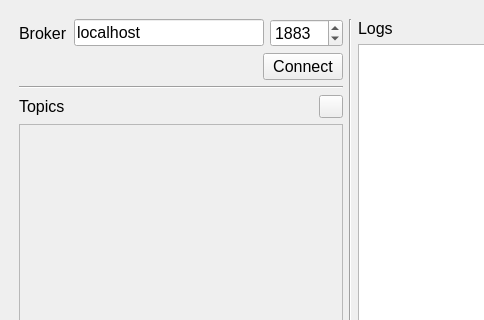
This is gui/mainwindow.ui in TheZlodziej/mqtt-simulator as Qt 5 draws it before an edit; both pictures show x 0 to 484 and y 0 to 320 of the 700 by 500 pixel window. The edited form follows.
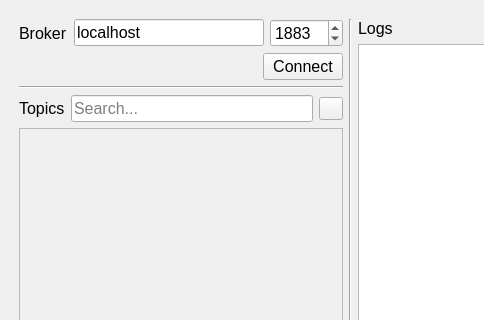
This is the edited form.

Commit message: search bar for topic (by name)

Patch:
```diff
--- a/gui/mainwindow.ui
+++ b/gui/mainwindow.ui
@@ -138,7 +138,7 @@
            <number>1</number>
           </property>
           <item>
-           <layout class="QHBoxLayout" name="topics_hlayout" stretch="0,0">
+           <layout class="QHBoxLayout" name="topics_hlayout" stretch="0,0,0">
             <item>
              <widget class="QLabel" name="topics_lbl">
               <property name="text">
@@ -146,6 +146,16 @@
               </property>
              </widget>
             </item>
+            <item>
+             <widget class="QLineEdit" name="topic_search_line_edit">
+              <property name="toolTip">
+               <string>Search topic by name</string>
+              </property>
+              <property name="placeholderText">
+               <string>Search...</string>
+              </property>
+             </widget>
+            </item>
             <item>
              <widget class="QToolButton" name="add_topic_btn">
               <property name="cursor">
```
The commit also changes 2 other files.
